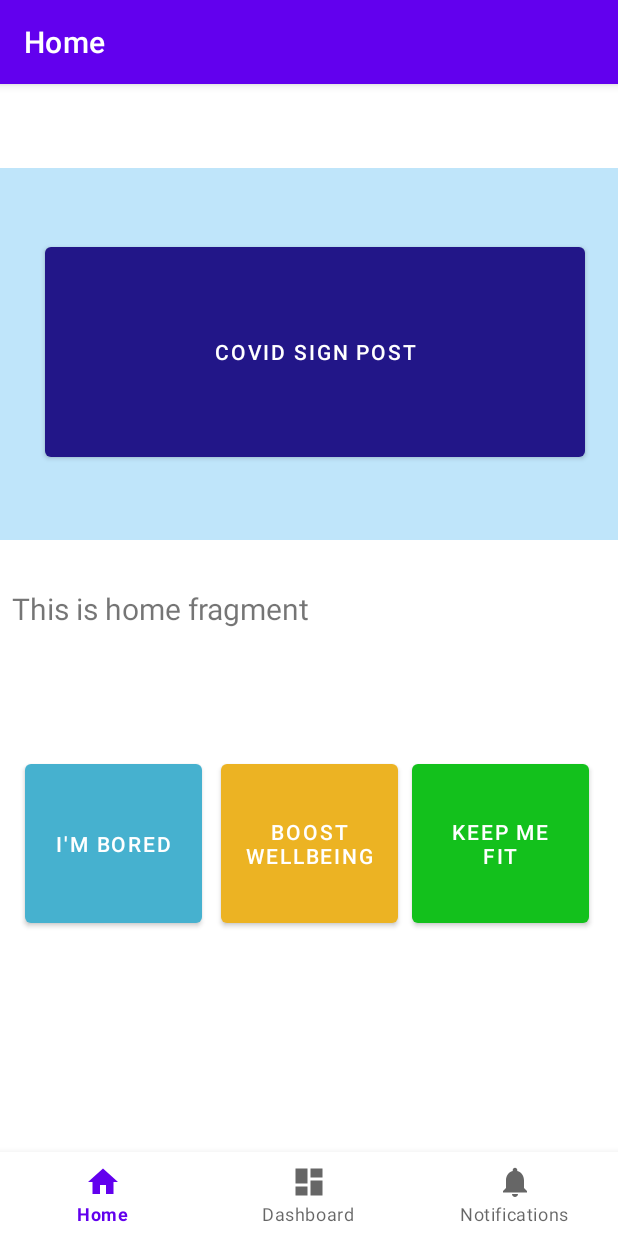
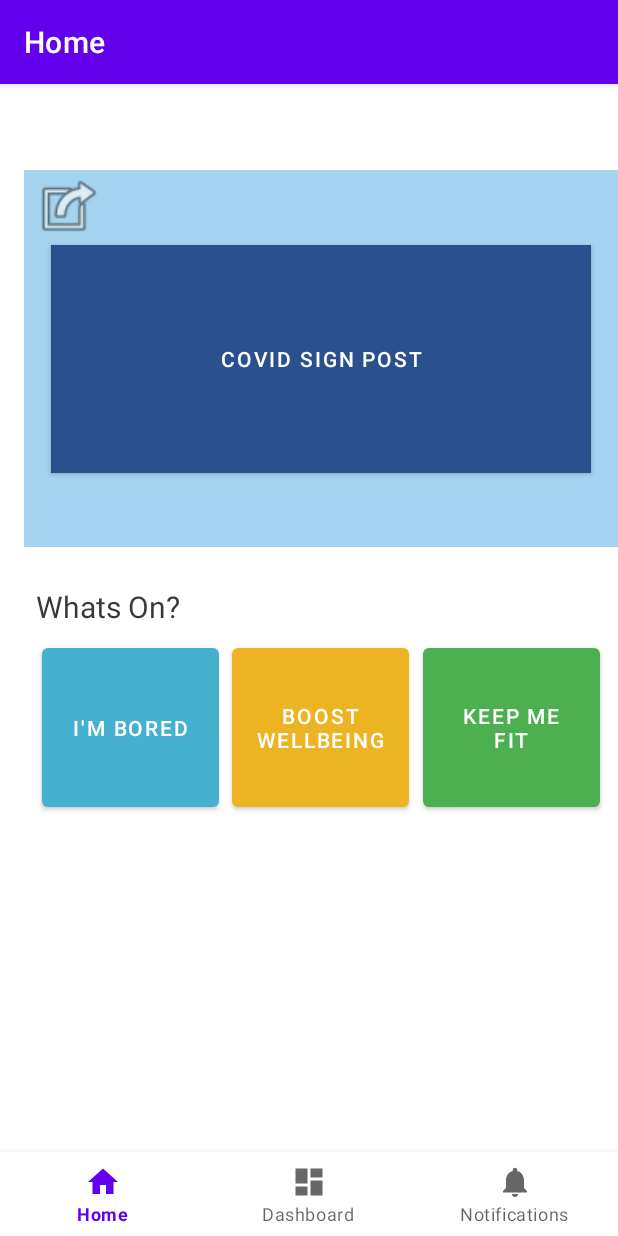
Before and after one commit to UP773284/CovidApplication, an Android app: the screen it shows after launch (MainActivity), on a phone screen of 412 x 824 dp. Run offline under Robolectric (Android 15) with nearby library versions, the phone set to English and light mode, and no system bars; our stand-ins replace navigation-ui.

Commit message:
designing home button

```diff
--- a/CovidApp/app/src/main/java/com/example/covidapp/ui/home/HomeViewModel.java
+++ b/CovidApp/app/src/main/java/com/example/covidapp/ui/home/HomeViewModel.java
@@ -10,7 +10,7 @@ public class HomeViewModel extends ViewModel {
 
     public HomeViewModel() {
         mText = new MutableLiveData<>();
-        mText.setValue("This is home fragment");
+        mText.setValue("Whats On?");
     }
 
     public LiveData<String> getText() {
--- a/CovidApp/app/src/main/res/layout/activity_main.xml
+++ b/CovidApp/app/src/main/res/layout/activity_main.xml
@@ -1,10 +1,10 @@
 <?xml version="1.0" encoding="utf-8"?>
 <androidx.constraintlayout.widget.ConstraintLayout xmlns:android="http://schemas.android.com/apk/res/android"
     xmlns:app="http://schemas.android.com/apk/res-auto"
+    xmlns:tools="http://schemas.android.com/tools"
     android:id="@+id/container"
     android:layout_width="match_parent"
-    android:layout_height="match_parent"
-    android:paddingTop="?attr/actionBarSize">
+    android:layout_height="match_parent">
 
     <com.google.android.material.bottomnavigation.BottomNavigationView
         android:id="@+id/nav_view"
@@ -21,13 +21,15 @@
     <fragment
         android:id="@+id/nav_host_fragment"
         android:name="androidx.navigation.fragment.NavHostFragment"
-        android:layout_width="match_parent"
-        android:layout_height="match_parent"
+        android:layout_width="396dp"
+        android:layout_height="653dp"
         app:defaultNavHost="true"
         app:layout_constraintBottom_toTopOf="@id/nav_view"
+        app:layout_constraintHorizontal_bias="1.0"
         app:layout_constraintLeft_toLeftOf="parent"
         app:layout_constraintRight_toRightOf="parent"
         app:layout_constraintTop_toTopOf="parent"
+        app:layout_constraintVertical_bias="0.982"
         app:navGraph="@navigation/mobile_navigation" />
 
 </androidx.constraintlayout.widget.ConstraintLayout>
--- a/CovidApp/app/src/main/res/layout/fragment_home.xml
+++ b/CovidApp/app/src/main/res/layout/fragment_home.xml
@@ -9,18 +9,33 @@
 
     <TextView
         android:id="@+id/text_home"
-        android:layout_width="match_parent"
-        android:layout_height="wrap_content"
+        android:layout_width="380dp"
+        android:layout_height="36dp"
         android:layout_marginStart="8dp"
         android:layout_marginTop="8dp"
         android:layout_marginEnd="8dp"
+        android:text="Whats On?"
+        android:textColor="#C8000000"
         android:textSize="20sp"
         app:layout_constraintBottom_toBottomOf="parent"
         app:layout_constraintEnd_toEndOf="parent"
-        app:layout_constraintHorizontal_bias="0.0"
+        app:layout_constraintHorizontal_bias="0.466"
         app:layout_constraintStart_toStartOf="parent"
         app:layout_constraintTop_toTopOf="parent"
-        app:layout_constraintVertical_bias="0.402" />
+        app:layout_constraintVertical_bias="0.442" />
+
+    <Button
+        android:id="@+id/boostWellbeingBtn"
+        android:layout_width="118dp"
+        android:layout_height="118dp"
+        android:text="Boost Wellbeing"
+        app:backgroundTint="#ECB323"
+        app:layout_constraintBottom_toBottomOf="parent"
+        app:layout_constraintEnd_toEndOf="parent"
+        app:layout_constraintHorizontal_bias="0.498"
+        app:layout_constraintStart_toStartOf="parent"
+        app:layout_constraintTop_toTopOf="parent"
+        app:layout_constraintVertical_bias="0.584" />
 
     <Button
         android:id="@+id/imBoredBtn"
@@ -33,57 +48,54 @@
         app:layout_constraintHorizontal_bias="0.571"
         app:layout_constraintStart_toStartOf="parent"
         app:layout_constraintTop_toTopOf="parent"
-        app:layout_constraintVertical_bias="0.659" />
-
-    <Button
-        android:id="@+id/boostWellbeingBtn"
-        android:layout_width="118dp"
-        android:layout_height="118dp"
-        android:text="Boost Wellbeing"
-        app:backgroundTint="#ECB323"
-        app:layout_constraintBottom_toBottomOf="parent"
-        app:layout_constraintEnd_toEndOf="parent"
-        app:layout_constraintStart_toStartOf="parent"
-        app:layout_constraintTop_toTopOf="parent"
-        app:layout_constraintVertical_bias="0.659" />
+        app:layout_constraintVertical_bias="0.584" />
 
     <Button
         android:id="@+id/keepFitBtn"
         android:layout_width="118dp"
         android:layout_height="118dp"
         android:text="Keep Me Fit"
-        app:backgroundTint="#13C11C"
+        app:backgroundTint="#4CAF50"
         app:layout_constraintBottom_toBottomOf="parent"
         app:layout_constraintEnd_toEndOf="parent"
-        app:layout_constraintHorizontal_bias="0.333"
+        app:layout_constraintHorizontal_bias="0.448"
         app:layout_constraintStart_toEndOf="@+id/boostWellbeingBtn"
         app:layout_constraintTop_toTopOf="parent"
-        app:layout_constraintVertical_bias="0.659" />
+        app:layout_constraintVertical_bias="0.584" />
 
     <Button
         android:id="@+id/signPostBtn"
         android:layout_width="360dp"
         android:layout_height="152dp"
+        android:background="#FFFFFF"
         android:text="Covid Sign Post"
-        app:backgroundTint="#221688"
+        app:backgroundTint="#2A518E"
+        app:cornerRadius="10dp"
         app:layout_constraintBottom_toBottomOf="@+id/toolbar"
         app:layout_constraintEnd_toEndOf="@+id/toolbar"
         app:layout_constraintStart_toStartOf="@+id/toolbar"
-        app:layout_constraintTop_toTopOf="@+id/toolbar"
-        app:layout_constraintVertical_bias="0.484" />
+        app:layout_constraintTop_toTopOf="@+id/toolbar" />
 
     <androidx.appcompat.widget.Toolbar
         android:id="@+id/toolbar"
-        android:layout_width="431dp"
-        android:layout_height="248dp"
-        android:background="#BFE5FA"
+        android:layout_width="416dp"
+        android:layout_height="251dp"
+        android:background="#A4D4EF"
         android:minHeight="?attr/actionBarSize"
         android:theme="?attr/actionBarTheme"
         app:layout_constraintBottom_toBottomOf="parent"
         app:layout_constraintEnd_toEndOf="parent"
-        app:layout_constraintHorizontal_bias="0.333"
         app:layout_constraintStart_toStartOf="parent"
         app:layout_constraintTop_toTopOf="parent"
         app:layout_constraintVertical_bias="0.0" />
 
+    <ImageView
+        android:id="@+id/imageView"
+        android:layout_width="59dp"
+        android:layout_height="51dp"
+        android:adjustViewBounds="false"
+        android:src="@android:drawable/ic_menu_set_as"
+        tools:layout_editor_absoluteX="147dp"
+        tools:layout_editor_absoluteY="279dp" />
+
 </androidx.constraintlayout.widget.ConstraintLayout>
```
